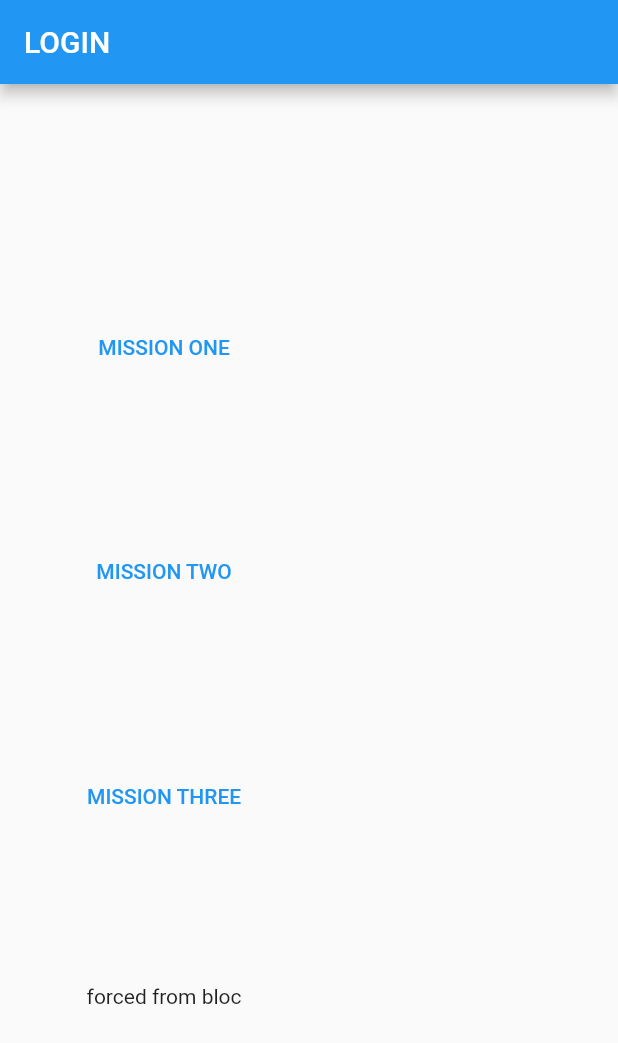
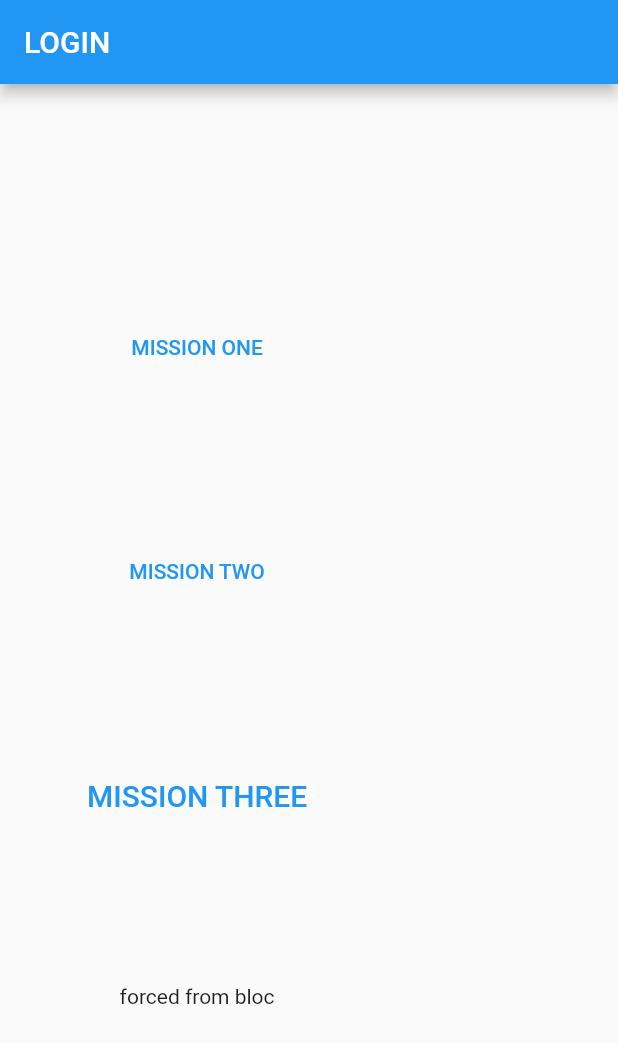
Before and after one commit to AmrTahaMahgoub/blocmeduimsite, a Flutter app: the screen it shows after launch, on a phone screen of 412 x 824 dp. Shown: the top 1043 px of the screen. Run offline on Flutter 3.47's test engine with Material 2 defaults, Android fonts, the phone set to English and light mode, and no system bars; our stand-ins replace bloc, flutter_bloc.

Commit message:
modification on

```diff
--- /dev/null
+++ b/lib/constants.dart
@@ -0,0 +1,3 @@
+import 'package:flutter/cupertino.dart';
+
+const Ktxt = TextStyle(fontSize: 20.0);
--- a/lib/login_screen.dart
+++ b/lib/login_screen.dart
@@ -3,6 +3,7 @@ import 'package:flutter/cupertino.dart';
 import 'package:flutter/material.dart';
 import 'package:flutter_bloc/flutter_bloc.dart';
 import 'bloc_bloc.dart';
+import 'constants.dart';
 
 class LoginScreen extends StatelessWidget {
   const LoginScreen({Key? key}) : super(key: key);
@@ -76,7 +77,7 @@ class TryIn extends StatelessWidget {
                       // when i press give me button sheet in the Try in screen ;
                       context.read<LoginBloc>().add(MissionThreeEvent());
                     },
-                    child: Text('MISSION THREE')),
+                    child: Text('MISSION THREE',style: Ktxt,)),
                 textstate(state),
               ],
             ),
```
Also changed, not shown: lib/main.dart (line endings or trailing spaces).
